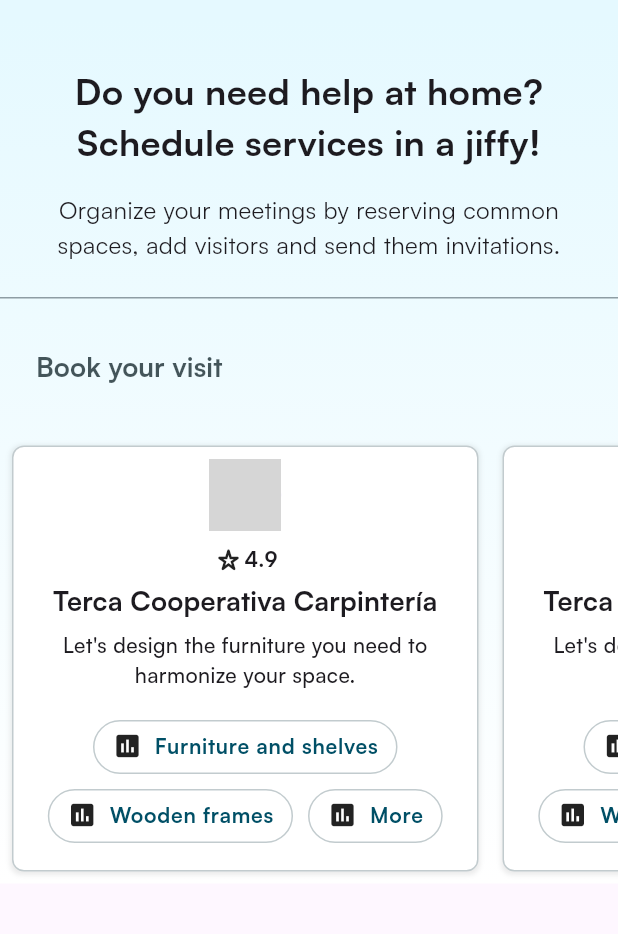
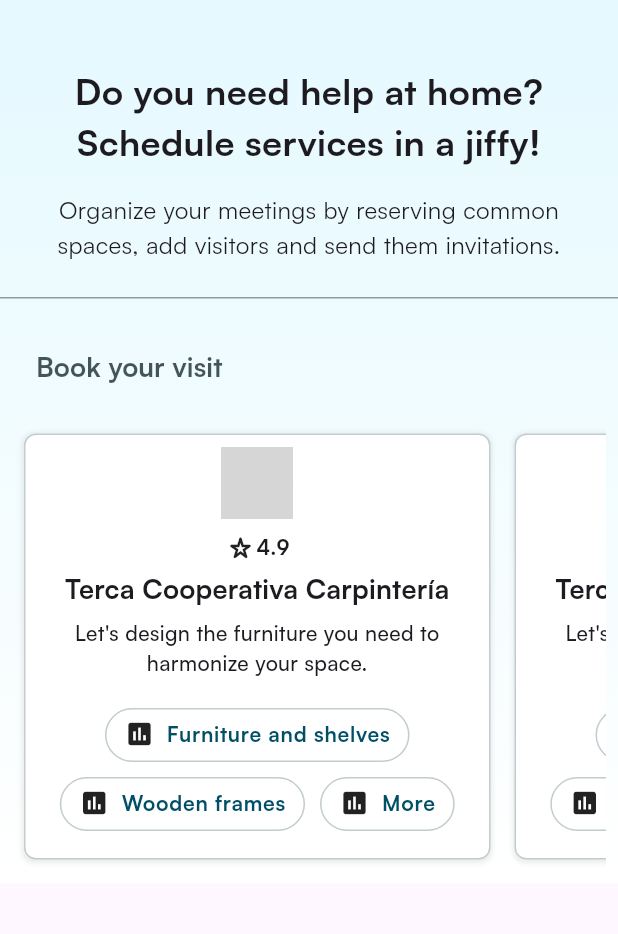
Before and after one commit to Jaime-A-Perez/EdiPro, a Flutter app: the screen it shows after launch, on a phone screen of 412 x 824 dp, the part 66-1000 px from its top. Run offline on Flutter 3.47's test engine with Material 3 defaults, Android fonts, the phone set to English and light mode, and no system bars; network calls fail; grey boxes are pictures that could not be loaded.

Commit message:
Adjust margins in SectionBook widget

```diff
--- a/lib/presentation/widgets/section_book.dart
+++ b/lib/presentation/widgets/section_book.dart
@@ -10,6 +10,7 @@ class SectionBook extends StatelessWidget {
       children: [
         _TitleSectionBook(),
         Container(
+          margin: EdgeInsets.all(8),
           width: 670,
           height: 300,
           child: ListView.builder(
@@ -33,7 +34,7 @@ class _TitleSectionBook extends StatelessWidget {
   Widget build(BuildContext context) {
     final themeTitleSectionBook = Theme.of(context).textTheme.titleSmall;
     return  Container(
-      margin: const EdgeInsets.all(16),
+      margin: const EdgeInsets.fromLTRB(16, 16, 16, 0),
       alignment: Alignment.centerLeft,
       padding: const EdgeInsets.symmetric( vertical: 16.0, horizontal: 8),
       child: Text('Book your visit', style: themeTitleSectionBook,),
```
